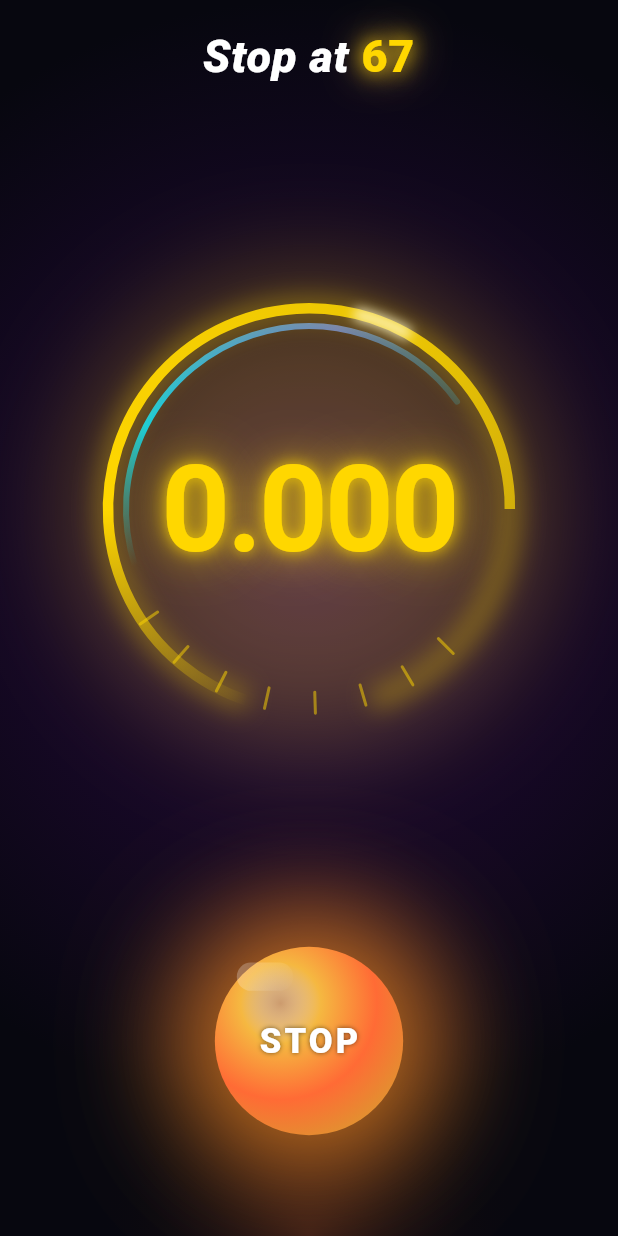
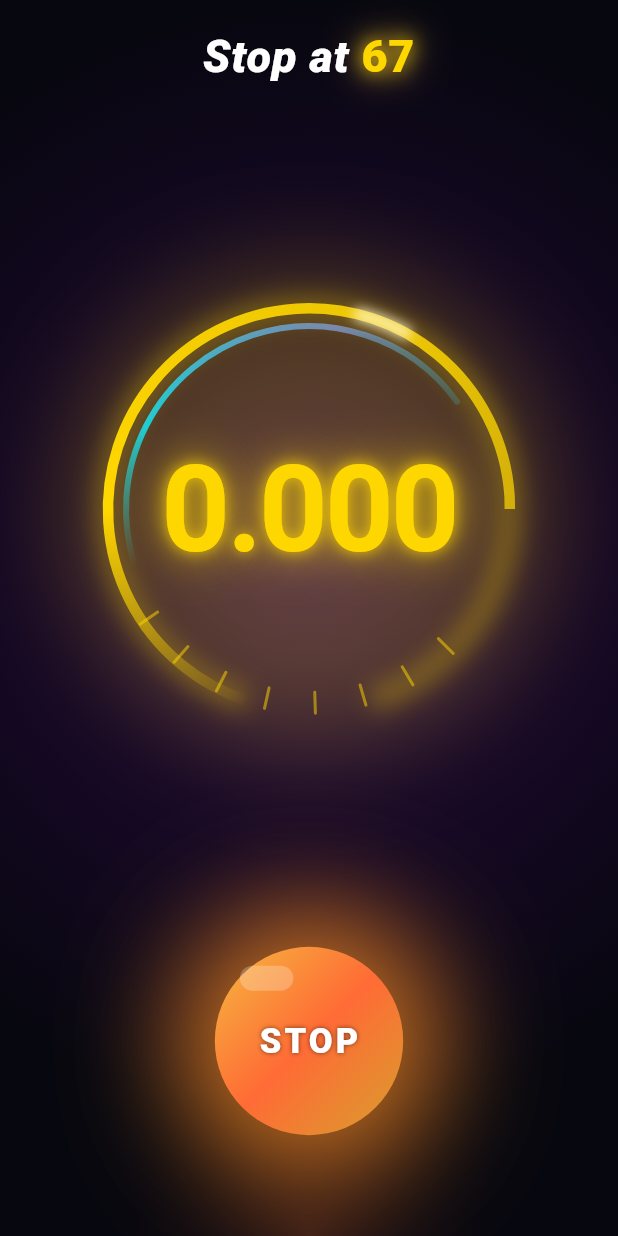
Before and after one commit to Arnon-E/67Games, a Flutter app: the PlayingScreen screen opened directly, on a phone screen of 412 x 824 dp. Run offline on Flutter 3.47's test engine with Material 3 defaults, Android fonts, the phone set to English and light mode, and no system bars; our stand-ins replace audioplayers, cloud_firestore, firebase_auth, firebase_core, flutter_tts, google_mobile_ads and 4 more; missing offline and left inert: haptic_feedback; accounts and stored records are empty.

Commit message:
Update StopButton widget styling and bump version to 1.0.1+7

```diff
--- a/stop_at_67/lib/widgets/stop_button.dart
+++ b/stop_at_67/lib/widgets/stop_button.dart
@@ -92,38 +92,31 @@ class _StopButtonState extends State<StopButton>
               Container(
                 width: 120,
                 height: 120,
-                decoration: BoxDecoration(
+                decoration: const BoxDecoration(
                   shape: BoxShape.circle,
-                  gradient: RadialGradient(
-                    center: const Alignment(-0.3, -0.4),
-                    radius: 0.85,
+                  color: AppColors.orange, // fallback if gradient fails
+                  gradient: LinearGradient(
+                    begin: Alignment.topLeft,
+                    end: Alignment.bottomRight,
                     colors: [
-                      Colors.white.withValues(alpha: 0.35),
                       AppColors.goldWarm,
                       AppColors.orange,
                       AppColors.goldDark,
                     ],
-                    stops: const [0.0, 0.25, 0.6, 1.0],
+                    stops: [0.0, 0.5, 1.0],
                   ),
                 ),
               ),
               // Specular highlight (top-left crescent)
               Positioned(
-                top: 20,
-                left: 24,
+                top: 22,
+                left: 26,
                 child: Container(
-                  width: 36,
-                  height: 18,
+                  width: 34,
+                  height: 16,
                   decoration: BoxDecoration(
                     borderRadius: BorderRadius.circular(12),
-                    gradient: LinearGradient(
-                      begin: Alignment.topLeft,
-                      end: Alignment.bottomRight,
-                      colors: [
-                        Colors.white.withValues(alpha: 0.28),
-                        Colors.white.withValues(alpha: 0.0),
-                      ],
-                    ),
+                    color: Colors.white24,
                   ),
                 ),
               ),
--- a/stop_at_67/pubspec.yaml
+++ b/stop_at_67/pubspec.yaml
@@ -1,7 +1,7 @@
 name: stop_at_67
 description: Stop at 67 - Precision timing game
 publish_to: 'none'
-version: 1.0.1+6
+version: 1.0.1+7
 
 environment:
   sdk: '>=3.3.0 <4.0.0'
```
